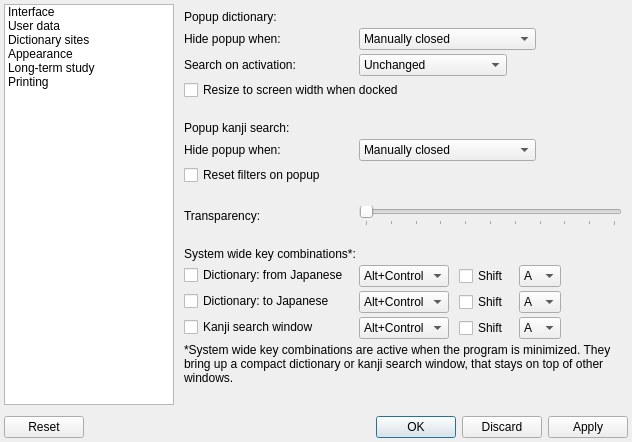
z1dev/zkanji, file settingsform.ui: the form before one commit.
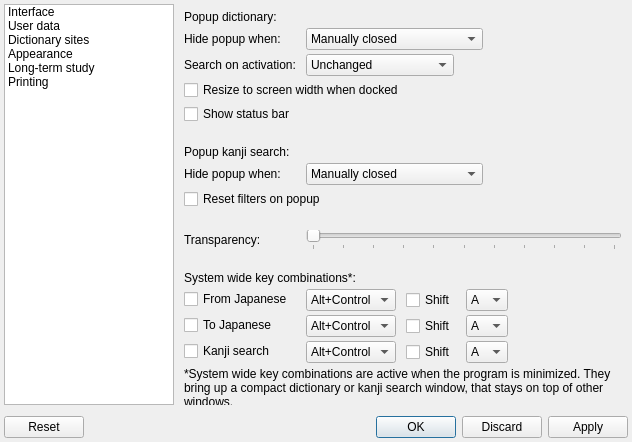
The form after the commit. The open tabs and pages were chosen to show the change. Icons and pictures are not drawn. Custom widgets are drawn as their Qt base class.

Commit message: * Show status bar for popup dictionary and kanji search widget. The dictionary status bar must be toggled in the settings to make it visible.

```diff
--- a/settingsform.ui
+++ b/settingsform.ui
@@ -7,7 +7,7 @@
     <x>0</x>
     <y>0</y>
     <width>590</width>
-    <height>425</height>
+    <height>440</height>
    </rect>
   </property>
   <property name="windowTitle">
@@ -1107,7 +1107,7 @@
                  </sizepolicy>
                 </property>
                 <property name="text">
-                 <string>Dictionary: from Japanese</string>
+                 <string>From Japanese</string>
                 </property>
                </widget>
               </item>
@@ -1308,7 +1308,7 @@
                  </sizepolicy>
                 </property>
                 <property name="text">
-                 <string>Dictionary: to Japanese</string>
+                 <string>To Japanese</string>
                 </property>
                </widget>
               </item>
@@ -1509,7 +1509,7 @@
                  </sizepolicy>
                 </property>
                 <property name="text">
-                 <string>Kanji search window</string>
+                 <string>Kanji search</string>
                 </property>
                </widget>
               </item>
@@ -1711,6 +1711,19 @@
                 </property>
                </widget>
               </item>
+              <item row="4" column="0" colspan="2">
+               <widget class="QCheckBox" name="popupStatusBox">
+                <property name="sizePolicy">
+                 <sizepolicy hsizetype="Fixed" vsizetype="Fixed">
+                  <horstretch>0</horstretch>
+                  <verstretch>0</verstretch>
+                 </sizepolicy>
+                </property>
+                <property name="text">
+                 <string>Show status bar</string>
+                </property>
+               </widget>
+              </item>
              </layout>
             </widget>
             <widget class="QWidget" name="kanjiInfoPage">
@@ -5394,6 +5407,11 @@
  </widget>
  <layoutdefault spacing="6" margin="6"/>
  <customwidgets>
+  <customwidget>
+   <class>ZListView</class>
+   <extends>QTableView</extends>
+   <header>zlistview.h</header>
+  </customwidget>
   <customwidget>
    <class>ZLineEdit</class>
    <extends>QLineEdit</extends>
@@ -5410,11 +5428,6 @@
    <extends>QTableView</extends>
    <header>zlistbox.h</header>
   </customwidget>
-  <customwidget>
-   <class>ZListView</class>
-   <extends>QTableView</extends>
-   <header>zlistview.h</header>
-  </customwidget>
   <customwidget>
    <class>ZColorComboBox</class>
    <extends>QComboBox</extends>
```
Left out of the diff: 6 changed lines with no effect on the pictures. The commit also changes 6 other files.
